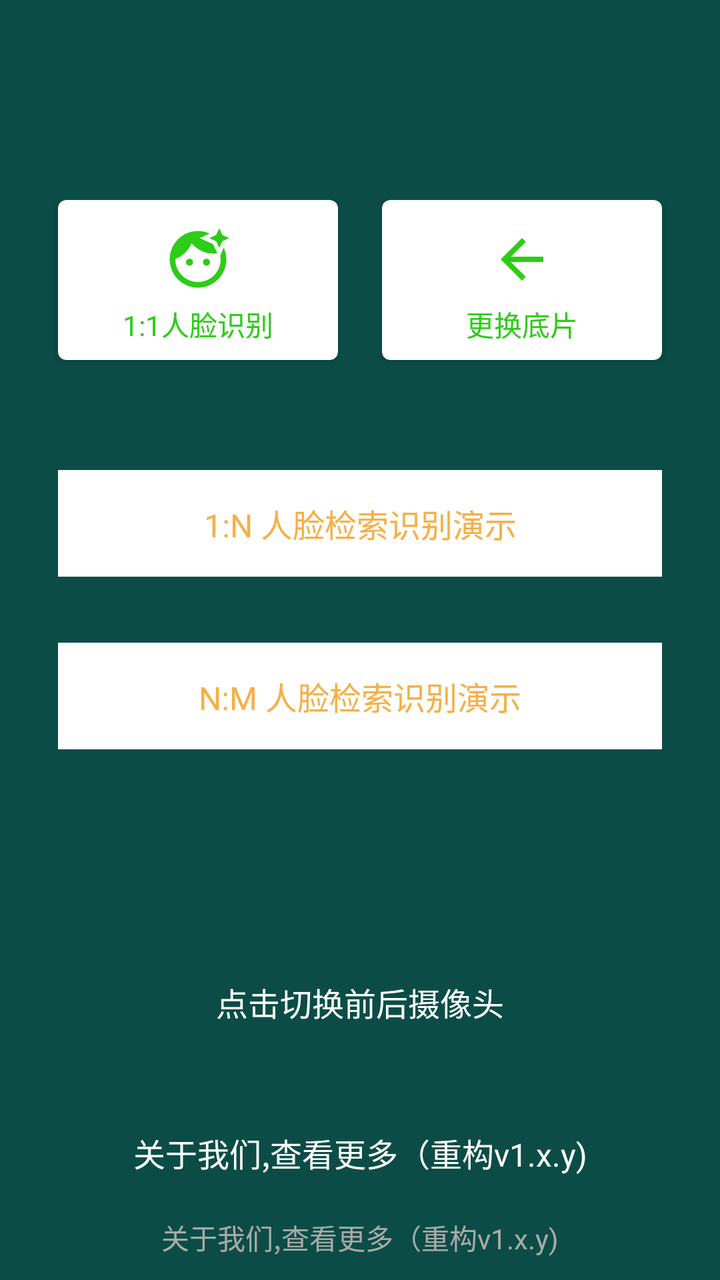
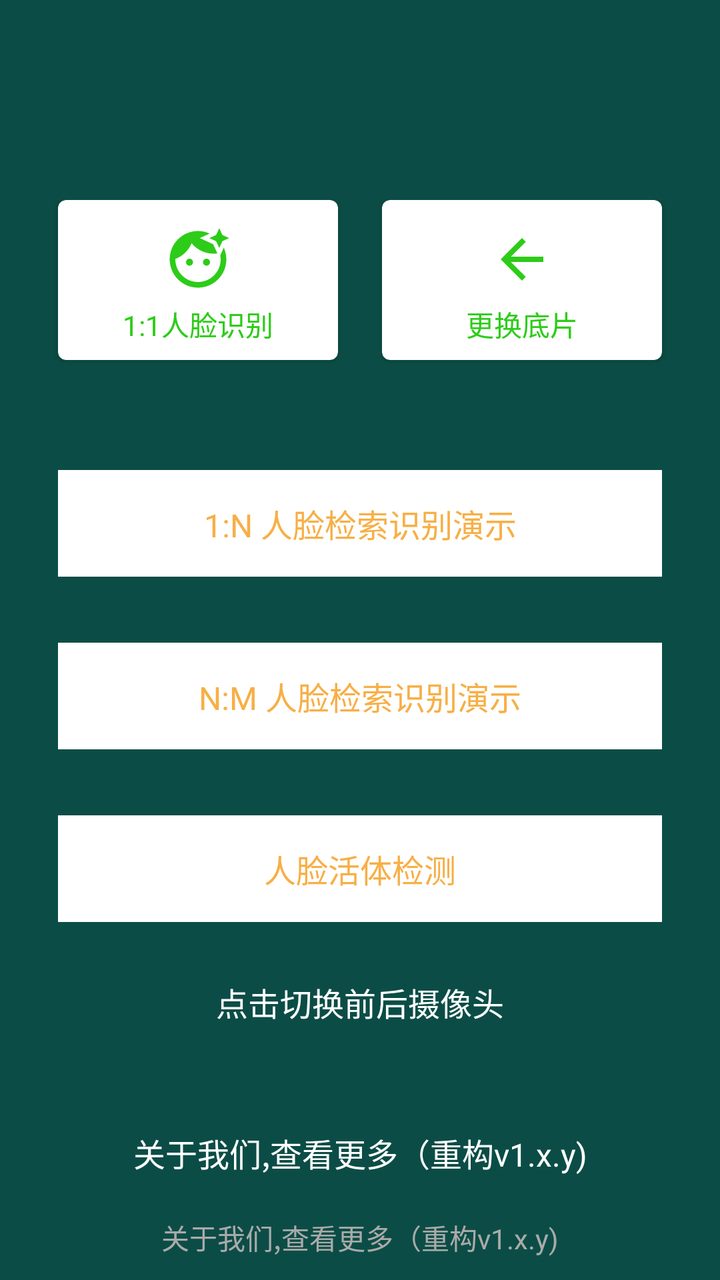

Before-and-after screenshots of an Android layout around one commit, followed by the original layout XML and the change that was made.
<!-- AndroidManifest.xml: application theme Theme.AppCompat.NoActionBar -->
<!-- res/layout/activity_navi.xml -->
<?xml version="1.0" encoding="utf-8"?>
<androidx.constraintlayout.widget.ConstraintLayout xmlns:android="http://schemas.android.com/apk/res/android"
    xmlns:app="http://schemas.android.com/apk/res-auto"
    xmlns:tools="http://schemas.android.com/tools"
    android:layout_width="match_parent"
    android:layout_height="match_parent"
    android:background="@color/colorPrimary"
    android:paddingTop="100dp"
    tools:context=".NaviActivity">

    
    <androidx.cardview.widget.CardView
        android:id="@+id/face_verify_card"
        android:layout_width="0dp"
        android:layout_height="80dp"
        app:cardCornerRadius="4dp"
        android:layout_marginLeft="29dp"
        android:layout_marginRight="11dp"
        app:cardBackgroundColor="@color/white"
        app:layout_constraintEnd_toStartOf="@+id/update_base_image"
        app:layout_constraintStart_toStartOf="parent"
        app:layout_constraintTop_toTopOf="parent">

        <LinearLayout
            android:layout_width="match_parent"
            android:layout_height="wrap_content"
            android:layout_gravity="center"
            android:orientation="vertical">

            <ImageView
                android:layout_width="44dp"
                android:layout_height="44dp"
                android:padding="5dp"
                android:layout_gravity="center_horizontal"
                android:src="@drawable/baseline_face_retouching_natural_24" />

            <TextView
                android:id="@+id/face_verify"
                android:layout_width="match_parent"
                android:layout_height="wrap_content"
                android:layout_gravity="center_horizontal"
                android:gravity="center"
                android:text="1:1人脸识别"
                android:textColor="#2DCC18"
                android:textSize="14sp" />

        </LinearLayout>

    </androidx.cardview.widget.CardView>


    
    <androidx.cardview.widget.CardView
        android:id="@+id/update_base_image"
        android:layout_width="0dp"
        android:layout_height="80dp"
        app:cardCornerRadius="4dp"
        android:layout_marginRight="29dp"
        android:layout_marginLeft="11dp"

        app:cardBackgroundColor="@color/white"
        app:layout_constraintEnd_toEndOf="parent"
        app:layout_constraintStart_toEndOf="@+id/face_verify_card"
        app:layout_constraintTop_toTopOf="parent">

        <LinearLayout
            android:layout_width="match_parent"
            android:layout_height="wrap_content"
            android:layout_gravity="center"
            android:orientation="vertical">

            <ImageView
                android:layout_width="44dp"
                android:layout_height="44dp"
                android:padding="6dp"
                android:layout_gravity="center_horizontal"
                android:src="@drawable/ic_baseline_arrow_back_24" />

            <TextView
                android:id="@+id/change_base_img"
                android:layout_width="match_parent"
                android:layout_height="wrap_content"
                android:layout_gravity="center_horizontal"
                android:gravity="center"
                android:text="更换底片"
                android:textColor="#2DCC18"
                android:textSize="14sp"
                app:layout_constraintTop_toBottomOf="@+id/update_base_image" />

        </LinearLayout>

    </androidx.cardview.widget.CardView>


    <TextView
        android:id="@+id/verify_1_n"
        android:layout_width="match_parent"
        android:layout_height="wrap_content"
        android:layout_marginTop="55dp"
        android:background="@color/white"
        android:gravity="center"
        android:layout_marginLeft="29dp"
        android:layout_marginRight="29dp"
        android:paddingTop="15dp"
        android:paddingBottom="15dp"
        android:text="1:N 人脸检索识别演示"
        android:textColor="@color/yellow"
        android:textSize="16sp"
        app:layout_constraintEnd_toEndOf="parent"
        app:layout_constraintStart_toStartOf="parent"
        app:layout_constraintTop_toBottomOf="@+id/update_base_image" />


    <TextView
        android:id="@+id/verify_m_n"
        android:layout_width="match_parent"
        android:layout_height="wrap_content"
        android:layout_marginTop="33dp"
        android:background="@color/white"
        android:gravity="center"
        android:layout_marginLeft="29dp"
        android:layout_marginRight="29dp"
        android:paddingTop="15dp"
        android:paddingBottom="15dp"
        android:text="N:M 人脸检索识别演示"
        android:textColor="@color/yellow"
        android:textSize="16sp"
        app:layout_constraintEnd_toEndOf="parent"
        app:layout_constraintStart_toStartOf="parent"
        app:layout_constraintTop_toBottomOf="@+id/verify_1_n" />

    <TextView
        android:id="@+id/change_camera"
        android:layout_width="match_parent"
        android:layout_height="wrap_content"
        android:layout_gravity="bottom"
        android:gravity="center"
        android:textColor="@android:color/white"
        android:textSize="16sp"
        android:layout_marginTop="25dp"
        android:layout_marginBottom="33dp"
        app:layout_constraintBottom_toTopOf="@+id/more_about_me"
        android:text="点击切换前后摄像头" />


    <TextView
        android:id="@+id/more_about_me"
        android:layout_width="match_parent"
        android:layout_height="wrap_content"
        android:gravity="center"
        android:padding="19dp"
        android:text="关于我们,查看更多（重构v1.x.y)"
        android:textColor="@android:color/white"
        android:textSize="16sp"
        android:layout_marginBottom="33dp"
        app:layout_constraintBottom_toBottomOf="parent" />



    <TextView
        android:id="@+id/device_info"
        android:layout_width="match_parent"
        android:layout_height="wrap_content"
        android:gravity="center"
        android:padding="11dp"
        android:text="关于我们,查看更多（重构v1.x.y)"
        android:textColor="@android:color/darker_gray"
        android:textSize="14sp"
        app:layout_constraintBottom_toBottomOf="parent" />


</androidx.constraintlayout.widget.ConstraintLayout>
<!-- resources referenced by this layout -->
<resources>
  <color name="colorPrimary">#0B4D46</color>
  <color name="white">#FFFFFFFF</color>
  <color name="yellow">#F7AF46</color>
  <!-- drawable baseline_face_retouching_natural_24 (drawable) -->
  <vector android:height="24dp" android:tint="#2DCC18"
      android:viewportHeight="24" android:viewportWidth="24"
      android:width="24dp" xmlns:android="http://schemas.android.com/apk/res/android">
      <path android:fillColor="@android:color/white" android:pathData="M9,13m-1.25,0a1.25,1.25 0,1 1,2.5 0a1.25,1.25 0,1 1,-2.5 0"/>
      <path android:fillColor="@android:color/white" android:pathData="M20.77,8.58l-0.92,2.01c0.09,0.46 0.15,0.93 0.15,1.41 0,4.41 -3.59,8 -8,8s-8,-3.59 -8,-8c0,-0.05 0.01,-0.1 0,-0.14 2.6,-0.98 4.69,-2.99 5.74,-5.55C11.58,8.56 14.37,10 17.5,10c0.45,0 0.89,-0.04 1.33,-0.1l-0.6,-1.32 -0.88,-1.93 -1.93,-0.88 -2.79,-1.27 2.79,-1.27 0.71,-0.32C14.87,2.33 13.47,2 12,2 6.48,2 2,6.48 2,12s4.48,10 10,10 10,-4.48 10,-10c0,-1.47 -0.33,-2.87 -0.9,-4.13l-0.33,0.71z"/>
      <path android:fillColor="@android:color/white" android:pathData="M15,13m-1.25,0a1.25,1.25 0,1 1,2.5 0a1.25,1.25 0,1 1,-2.5 0"/>
      <path android:fillColor="@android:color/white" android:pathData="M20.6,5.6L19.5,8l-1.1,-2.4L16,4.5l2.4,-1.1L19.5,1l1.1,2.4L23,4.5z"/>
  </vector>
  <!-- drawable ic_baseline_arrow_back_24 (drawable) -->
  <vector android:autoMirrored="true" android:height="24dp"
      android:tint="#2DCC18" android:viewportHeight="24"
      android:viewportWidth="24" android:width="24dp" xmlns:android="http://schemas.android.com/apk/res/android">
      <path android:fillColor="@android:color/white" android:pathData="M20,11H7.83l5.59,-5.59L12,4l-8,8 8,8 1.41,-1.41L7.83,13H20v-2z"/>
  </vector>
</resources>

<!-- the commit's change to res/layout/activity_navi.xml (unified diff, before → after) -->
@@ -93,7 +93,7 @@
 
 
     <TextView
-        android:id="@+id/verify_1_n"
+        android:id="@+id/face_search_1_n"
         android:layout_width="match_parent"
         android:layout_height="wrap_content"
         android:layout_marginTop="55dp"
@@ -111,8 +111,9 @@
         app:layout_constraintTop_toBottomOf="@+id/update_base_image" />
 
 
+
     <TextView
-        android:id="@+id/verify_m_n"
+        android:id="@+id/face_search_m_n"
         android:layout_width="match_parent"
         android:layout_height="wrap_content"
         android:layout_marginTop="33dp"
@@ -127,7 +128,25 @@
         android:textSize="16sp"
         app:layout_constraintEnd_toEndOf="parent"
         app:layout_constraintStart_toStartOf="parent"
-        app:layout_constraintTop_toBottomOf="@+id/verify_1_n" />
+        app:layout_constraintTop_toBottomOf="@+id/face_search_1_n" />
+
+    <TextView
+        android:id="@+id/liveness_detection"
+        android:layout_width="match_parent"
+        android:layout_height="wrap_content"
+        android:layout_marginTop="33dp"
+        android:background="@color/white"
+        android:gravity="center"
+        android:layout_marginLeft="29dp"
+        android:layout_marginRight="29dp"
+        android:paddingTop="15dp"
+        android:paddingBottom="15dp"
+        android:text="人脸活体检测"
+        android:textColor="@color/yellow"
+        android:textSize="16sp"
+        app:layout_constraintEnd_toEndOf="parent"
+        app:layout_constraintStart_toStartOf="parent"
+        app:layout_constraintTop_toBottomOf="@+id/face_search_m_n" />
 
     <TextView
         android:id="@+id/change_camera"
